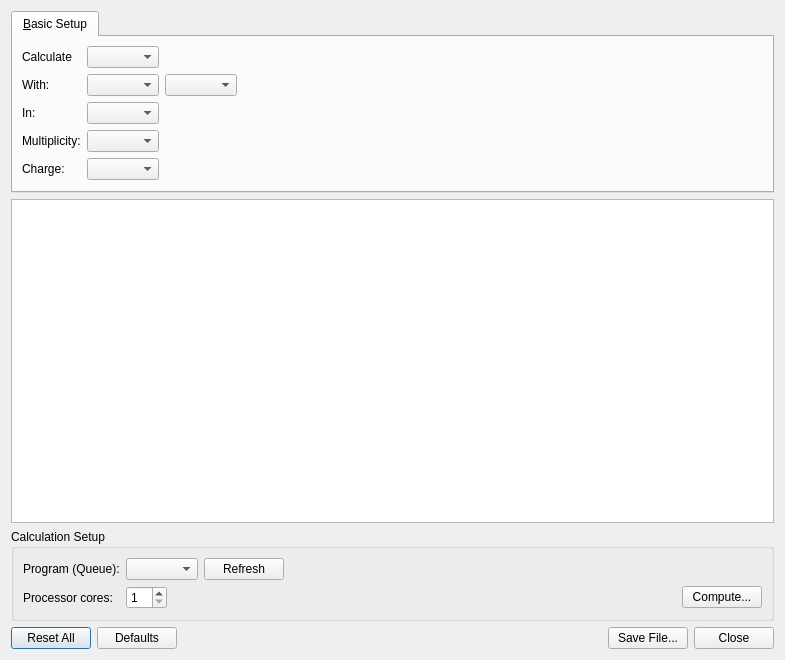
The window that avogadro/qtplugins/gamessinput/gamessinputdialog.ui (OpenChemistry/avogadrolibs) describes before a commit, drawn with Qt 5.
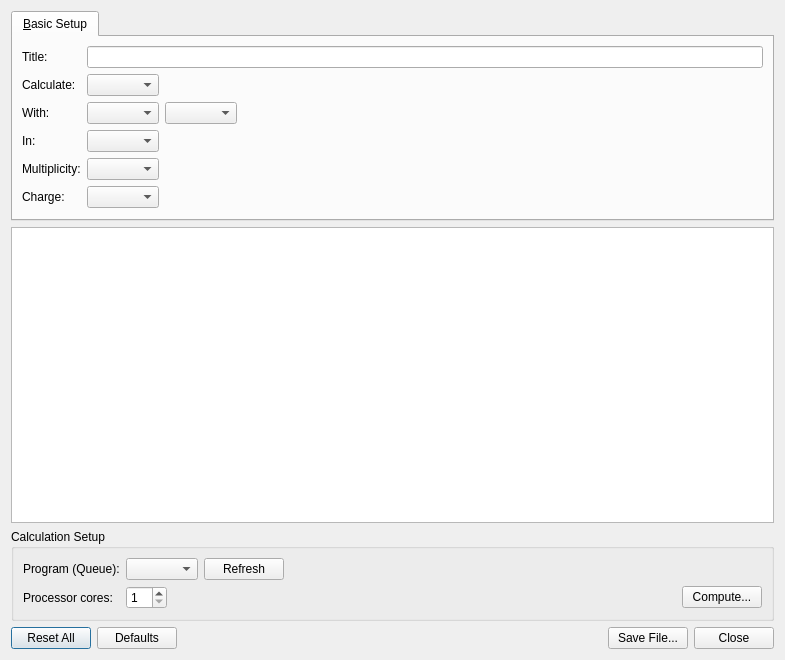
The same window after the commit.

Commit message:
Tweak default job titles.
If the user has specified a job title, use that for the job name.
Otherwise, use a generated title:

[formula] | [Calc type] | [Theory]/[Basis]

The same applies to the job title in the input file.

Patch:
```diff
--- a/avogadro/qtplugins/gamessinput/gamessinputdialog.ui
+++ b/avogadro/qtplugins/gamessinput/gamessinputdialog.ui
@@ -24,87 +24,7 @@
        <string>&amp;Basic Setup</string>
       </attribute>
       <layout class="QGridLayout">
-       <item row="1" column="1">
-        <layout class="QHBoxLayout">
-         <item>
-          <widget class="QComboBox" name="theoryCombo"/>
-         </item>
-         <item>
-          <widget class="QComboBox" name="basisCombo">
-           <property name="accessibleDescription">
-            <string notr="true"/>
-           </property>
-          </widget>
-         </item>
-         <item>
-          <spacer>
-           <property name="orientation">
-            <enum>Qt::Horizontal</enum>
-           </property>
-           <property name="sizeHint" stdset="0">
-            <size>
-             <width>16</width>
-             <height>20</height>
-            </size>
-           </property>
-          </spacer>
-         </item>
-        </layout>
-       </item>
-       <item row="3" column="1">
-        <layout class="QHBoxLayout">
-         <item>
-          <widget class="QComboBox" name="multiplicityCombo"/>
-         </item>
-         <item>
-          <spacer>
-           <property name="orientation">
-            <enum>Qt::Horizontal</enum>
-           </property>
-           <property name="sizeHint" stdset="0">
-            <size>
-             <width>40</width>
-             <height>20</height>
-            </size>
-           </property>
-          </spacer>
-         </item>
-        </layout>
-       </item>
-       <item row="3" column="0">
-        <widget class="QLabel" name="label_5">
-         <property name="text">
-          <string>Multiplicity:</string>
-         </property>
-         <property name="alignment">
-          <set>Qt::AlignLeading|Qt::AlignLeft|Qt::AlignVCenter</set>
-         </property>
-         <property name="buddy">
-          <cstring>multiplicityCombo</cstring>
-         </property>
-        </widget>
-       </item>
-       <item row="0" column="1">
-        <layout class="QHBoxLayout">
-         <item>
-          <widget class="QComboBox" name="calculateCombo"/>
-         </item>
-         <item>
-          <spacer>
-           <property name="orientation">
-            <enum>Qt::Horizontal</enum>
-           </property>
-           <property name="sizeHint" stdset="0">
-            <size>
-             <width>40</width>
-             <height>20</height>
-            </size>
-           </property>
-          </spacer>
-         </item>
-        </layout>
-       </item>
-       <item row="2" column="1">
+       <item row="3" column="2">
         <layout class="QHBoxLayout">
          <item>
           <widget class="QComboBox" name="stateCombo"/>
@@ -124,40 +44,14 @@
          </item>
         </layout>
        </item>
-       <item row="0" column="0">
-        <widget class="QLabel" name="label">
-         <property name="text">
-          <string>Calculate</string>
-         </property>
-         <property name="alignment">
-          <set>Qt::AlignLeading|Qt::AlignLeft|Qt::AlignVCenter</set>
-         </property>
-        </widget>
-       </item>
-       <item row="1" column="0">
-        <widget class="QLabel" name="label_2">
-         <property name="text">
-          <string>With:</string>
-         </property>
-         <property name="alignment">
-          <set>Qt::AlignLeading|Qt::AlignLeft|Qt::AlignVCenter</set>
-         </property>
-        </widget>
-       </item>
-       <item row="2" column="0">
-        <widget class="QLabel" name="label_3">
-         <property name="text">
-          <string>In:</string>
-         </property>
-         <property name="alignment">
-          <set>Qt::AlignLeading|Qt::AlignLeft|Qt::AlignVCenter</set>
-         </property>
-         <property name="buddy">
-          <cstring>theoryCombo</cstring>
-         </property>
-        </widget>
-       </item>
        <item row="5" column="0">
+        <widget class="QLabel" name="label_6">
+         <property name="text">
+          <string>Charge:</string>
+         </property>
+        </widget>
+       </item>
+       <item row="6" column="0">
         <spacer>
          <property name="orientation">
           <enum>Qt::Vertical</enum>
@@ -170,14 +64,114 @@
          </property>
         </spacer>
        </item>
+       <item row="2" column="2">
+        <layout class="QHBoxLayout">
+         <item>
+          <widget class="QComboBox" name="theoryCombo"/>
+         </item>
+         <item>
+          <widget class="QComboBox" name="basisCombo">
+           <property name="accessibleDescription">
+            <string notr="true"/>
+           </property>
+          </widget>
+         </item>
+         <item>
+          <spacer>
+           <property name="orientation">
+            <enum>Qt::Horizontal</enum>
+           </property>
+           <property name="sizeHint" stdset="0">
+            <size>
+             <width>16</width>
+             <height>20</height>
+            </size>
+           </property>
+          </spacer>
+         </item>
+        </layout>
+       </item>
+       <item row="1" column="0">
+        <widget class="QLabel" name="label">
+         <property name="text">
+          <string>Calculate:</string>
+         </property>
+         <property name="alignment">
+          <set>Qt::AlignLeading|Qt::AlignLeft|Qt::AlignVCenter</set>
+         </property>
+        </widget>
+       </item>
+       <item row="2" column="0">
+        <widget class="QLabel" name="label_2">
+         <property name="text">
+          <string>With:</string>
+         </property>
+         <property name="alignment">
+          <set>Qt::AlignLeading|Qt::AlignLeft|Qt::AlignVCenter</set>
+         </property>
+        </widget>
+       </item>
+       <item row="0" column="0">
+        <widget class="QLabel" name="label_8">
+         <property name="text">
+          <string>Title:</string>
+         </property>
+        </widget>
+       </item>
+       <item row="4" column="2">
+        <layout class="QHBoxLayout">
+         <item>
+          <widget class="QComboBox" name="multiplicityCombo"/>
+         </item>
+         <item>
+          <spacer>
+           <property name="orientation">
+            <enum>Qt::Horizontal</enum>
+           </property>
+           <property name="sizeHint" stdset="0">
+            <size>
+             <width>40</width>
+             <height>20</height>
+            </size>
+           </property>
+          </spacer>
+         </item>
+        </layout>
+       </item>
+       <item row="1" column="2">
+        <layout class="QHBoxLayout">
+         <item>
+          <widget class="QComboBox" name="calculateCombo"/>
+         </item>
+         <item>
+          <spacer>
+           <property name="orientation">
+            <enum>Qt::Horizontal</enum>
+           </property>
+           <property name="sizeHint" stdset="0">
+            <size>
+             <width>40</width>
+             <height>20</height>
+            </size>
+           </property>
+          </spacer>
+         </item>
+        </layout>
+       </item>
        <item row="4" column="0">
-        <widget class="QLabel" name="label_6">
+        <widget class="QLabel" name="label_5">
          <property name="text">
-          <string>Charge:</string>
+          <string>Multiplicity:</string>
+         </property>
+         <property name="alignment">
+          <set>Qt::AlignLeading|Qt::AlignLeft|Qt::AlignVCenter</set>
+         </property>
+         <property name="buddy">
+          <cstring>multiplicityCombo</cstring>
          </property>
         </widget>
        </item>
-       <item row="4" column="1">
+       <item row="5" column="2">
         <layout class="QHBoxLayout" name="horizontalLayout">
          <item>
           <widget class="QComboBox" name="chargeCombo"/>
@@ -197,6 +191,22 @@
          </item>
         </layout>
        </item>
+       <item row="3" column="0">
+        <widget class="QLabel" name="label_3">
+         <property name="text">
+          <string>In:</string>
+         </property>
+         <property name="alignment">
+          <set>Qt::AlignLeading|Qt::AlignLeft|Qt::AlignVCenter</set>
+         </property>
+         <property name="buddy">
+          <cstring>theoryCombo</cstring>
+         </property>
+        </widget>
+       </item>
+       <item row="0" column="2">
+        <widget class="QLineEdit" name="titleEdit"/>
+       </item>
       </layout>
      </widget>
     </widget>
```
The commit also changes 11 other files.
